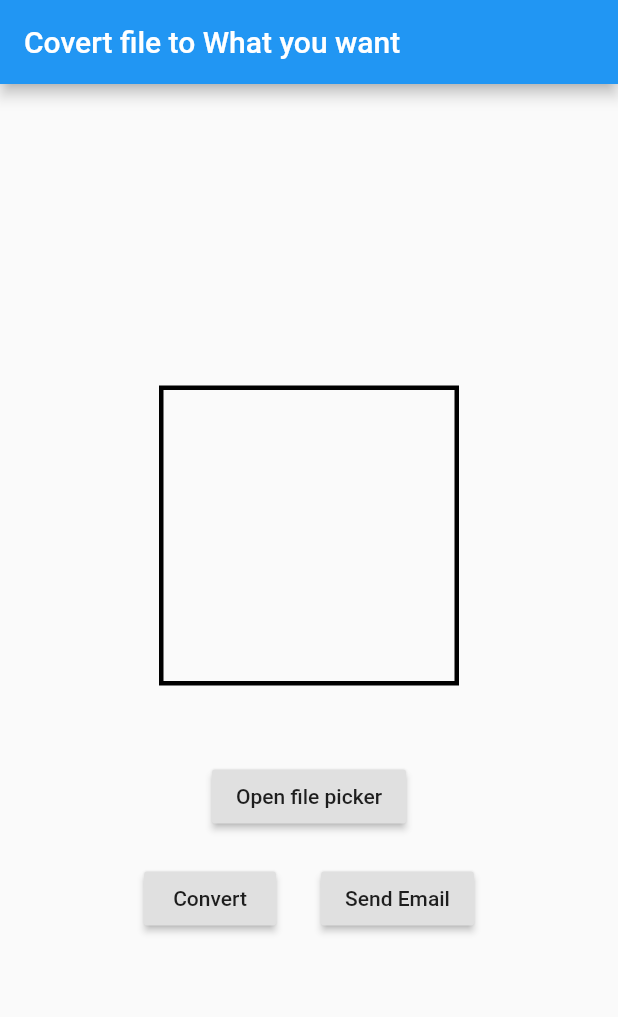
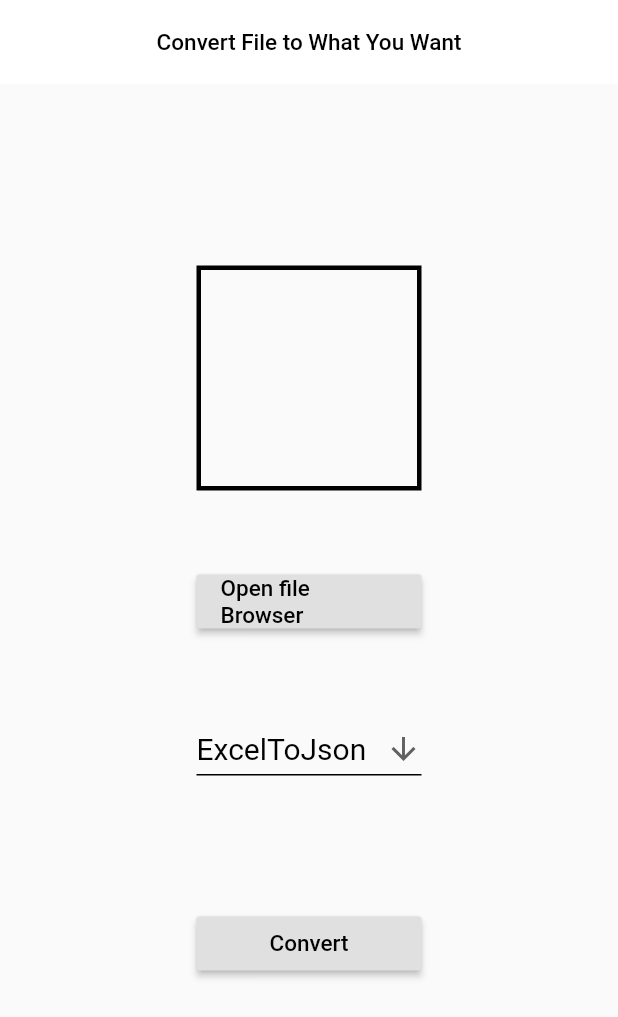
Before and after one commit to jgwng/convert_json_to_excel, a Flutter app: the screen it shows after launch, after a tap on "Convert", on a phone screen of 412 x 824 dp. Shown: the top 1017 px of the screen. Run offline on Flutter 3.47's test engine with Material 2 defaults, Android fonts, the phone set to English and light mode, and no system bars; our stand-ins replace file_picker; missing offline and left inert: excel, flutter_email_sender; Roboto replaces fonts that are missing (DoHyeon).

Commit message:
12/20 commit

```diff
--- /dev/null
+++ b/lib/constants/app_theme.dart
@@ -0,0 +1,9 @@
+import 'package:flutter/material.dart';
+
+class AppThemes {
+  AppThemes._();
+
+  static const TextTheme textTheme = TextTheme(
+    bodyText1: TextStyle(fontSize: 15.0, fontWeight: FontWeight.w500, fontFamily: "DoHyeon", color: Colors.black),
+  );
+}
--- a/lib/landing_page.dart
+++ b/lib/landing_page.dart
@@ -1,5 +1,5 @@
 import 'package:convertjsontoexcel/constants/size.dart';
-import 'package:convertjsontoexcel/screens/select_page.dart';
+import 'package:convertjsontoexcel/screens/convert_file_page.dart';
 import 'package:convertjsontoexcel/screens/intro_page.dart';
 import 'package:flutter/cupertino.dart';
 import 'package:flutter/material.dart';
@@ -20,7 +20,7 @@ class LandingPage extends StatelessWidget {
                 future: Future.delayed(Duration(seconds: 3),),
                 builder: (context, snapshot){
                   if(snapshot.connectionState == ConnectionState.done)
-                    return HomePage();
+                    return ConvertFile();
 
                   return IntroPage();
 
--- a/lib/main.dart
+++ b/lib/main.dart
@@ -1,6 +1,4 @@
 import 'package:convertjsontoexcel/landing_page.dart';
-import 'package:convertjsontoexcel/screens/select_page.dart';
-import 'package:convertjsontoexcel/screens/intro_page.dart';
 import 'package:flutter/gestures.dart';
 import 'package:flutter/material.dart';
 
--- a/lib/screens/convert_file_page.dart
+++ b/lib/screens/convert_file_page.dart
@@ -1,36 +1,39 @@
-import 'dart:convert';
-import 'dart:io';
 
+
+import 'package:convertjsontoexcel/constants/app_theme.dart';
 import 'package:convertjsontoexcel/utils/convert_file.dart';
 import 'package:convertjsontoexcel/utils/dialog.dart';
-import 'package:convertjsontoexcel/widget/alert_dialog.dart';
-import 'package:excel/excel.dart';
 import 'package:flutter/material.dart';
 
 import 'package:flutter/services.dart';
 import 'package:file_picker/file_picker.dart';
+import 'package:flutter_email_sender/flutter_email_sender.dart';
 import 'package:path_provider/path_provider.dart';
 
-class FilePickerDemo extends StatefulWidget {
+
+class ConvertFile extends StatefulWidget {
   @override
-  _FilePickerDemoState createState() => _FilePickerDemoState();
+  _ConvertFileState createState() => _ConvertFileState();
 }
 
-class _FilePickerDemoState extends State<FilePickerDemo> {
+class _ConvertFileState extends State<ConvertFile> {
   final GlobalKey<ScaffoldState> _scaffoldKey = GlobalKey<ScaffoldState>();
   List<PlatformFile> _paths;
   String _extension;
   bool _loadingPath = false;
   String newFileName= "";
+  int dropdownValue = 0;
   String fileDirectory;
   bool selectedFile = false;
   FileType _pickingType = FileType.any;
-  TextEditingController _controller = TextEditingController();
+  List<String> selectList = ['ExcelToJson',"JsonToExcel"];
+  List<String> extensionList = ['xlsx','json'];
+
 
   @override
   void initState() {
     super.initState();
-    _controller.addListener(() => _extension = _controller.text);
+
   }
 
   void _openFileExplorer() async {
@@ -53,28 +56,30 @@ class _FilePickerDemoState extends State<FilePickerDemo> {
     setState(() {
       _loadingPath = false;
       fileDirectory = _paths[0].path;
+      _extension = _paths[0].extension;
+      print(_extension);
       selectedFile = true;
     });
   }
 
   @override
   Widget build(BuildContext context) {
-    return MaterialApp(
-      home: Scaffold(
+    return Scaffold(
         key: _scaffoldKey,
         appBar: AppBar(
-          title: const Text('Covert file to What you want'),
+          title: Text('Convert File to What You Want',style: AppThemes.textTheme.bodyText1),
+          centerTitle: true,
+          elevation: 0,
+          backgroundColor: Colors.white,
         ),
         body: Center(
-            child: Padding(
-              padding: const EdgeInsets.symmetric(horizontal: 20),
-              child: SingleChildScrollView(
+            child: SingleChildScrollView(
                 child: Column(
                   mainAxisAlignment: MainAxisAlignment.center,
                   children: <Widget>[
                     Container(
-                      width: 200,
-                      height: 200,
+                      width: 150,
+                      height: 150,
                       decoration: BoxDecoration(
                         border: Border.all(
                           color: Colors.black,
@@ -83,43 +88,77 @@ class _FilePickerDemoState extends State<FilePickerDemo> {
                       ),
                       child: selectedFile ? Image.asset('assets/images/documents.png') : null,
                     ),
-                    Padding(
-                      padding: const EdgeInsets.only(top: 50.0, bottom: 20.0),
+                    SizedBox(height: 50,),
+                    Container(
+                      width: 150,
                       child: RaisedButton(
                         onPressed: () => _openFileExplorer(),
-                        child: Text("Open file picker"),
+                        child: Text("Open file Browser",style: AppThemes.textTheme.bodyText1,),
                       ),
                     ),
-                    Row(
-                      mainAxisAlignment: MainAxisAlignment.center,
-                    children: [
-                      RaisedButton(
+                    SizedBox(height: 50,),
+                    Container(
+                        height: 50.0,
+                        width: 150.0,
+                        child: DropdownButton(
+                          value: dropdownValue,
+                          icon: Icon(Icons.arrow_downward),
+                          iconSize: 24,
+                          elevation: 16,
+                          isExpanded: true,
+                          style: TextStyle(color: Colors.black, fontSize: 20.0),
+                          underline: Container(
+                            height: 1,
+                            color: Colors.black,
+                          ),
+                          onChanged: (newValue) {
+                            setState(() {
+                              dropdownValue = newValue;
+                              print(dropdownValue);
+                            });
+                          },
+                          items: <int>[0, 1]
+                              .map<DropdownMenuItem<int>>((int value) {
+                            return DropdownMenuItem<int>(
+                              value: value,
+                              child: Text(selectList[value]),
+                            );
+                          }).toList(),
+                        )
+                    ),
+                    SizedBox(height: 80,),
+                  Container(
+                    width: 150,
+                    child:RaisedButton(
                         onPressed: () async {
-                          print(fileDirectory);
-//                        print(_directoryPath);
-////                        print(_paths[0].path);
-                          newFileName = await fileNameDialog(context);
-                          if(newFileName != null){
-                            await excelToJson(newFileName,fileDirectory,_scaffoldKey);
-//                            await jsonToExcel(newFileName,fileDirectory,_scaffoldKey);
+                          if(fileDirectory == null){
+                            noFileDialog(context);
+
+                          }
+                          else{
+                            if(_extension != extensionList[dropdownValue])
+                            {
+                              errorDialog(context);
+                            }
+                            else{
+                              newFileName = await fileNameDialog(context);
+                              if(dropdownValue == 0){
+                                excelToJson(newFileName,fileDirectory,_scaffoldKey,context);
+                              }else{
+                                jsonToExcel(newFileName,fileDirectory,_scaffoldKey,context);
+                              }
+                            }
                           }
                         },
-                        child: Text("Convert"),
-                      ),
-                      SizedBox(width: 30,),
-                      RaisedButton(
-                        onPressed: (){
+                        child: Text("Convert",style: AppThemes.textTheme.bodyText1,)
+                    ),
+                  ),
+                    SizedBox(height: 50,),
 
-                        },
-                        child: Text("Send Email"),
-                      )
-                    ],
-                    ),
+
                   ],
                 ),
               ),
-            )),
-      ),
-    );
+            ));
   }
 }
--- a/lib/screens/intro_page.dart
+++ b/lib/screens/intro_page.dart
@@ -17,7 +17,7 @@ class _IntroPageState extends State<IntroPage>  with SingleTickerProviderStateMi
     return new Timer(duration,navigatorPage);
   }
   navigatorPage(){
-    Navigator.push(context, MaterialPageRoute(builder: (context) => FilePickerDemo()));
+    Navigator.push(context, MaterialPageRoute(builder: (context) => ConvertFile()));
   }
 
 
--- a/lib/screens/select_page.dart
+++ /dev/null
@@ -1,62 +0,0 @@
-import 'dart:async';
-
-import 'package:convertjsontoexcel/screens/convert_file_page.dart';
-import 'package:flutter/cupertino.dart';
-import 'package:flutter/material.dart';
-
-class HomePage extends StatefulWidget{
-  @override
-  _HomePageState createState() => _HomePageState();
-}
-
-class _HomePageState extends State<HomePage>  with SingleTickerProviderStateMixin {
-
-  @override
-  Widget build(BuildContext context) {
-
-    return Scaffold(
-      body: Center(
-        child: Column(
-          children: [
-            SizedBox(height: 150),
-            Text("Convert Files To What...",style: TextStyle(
-              color: Colors.black,fontSize: 26,fontFamily:"DoHyeon",fontWeight: FontWeight.w500
-            ),),
-            SizedBox(height : 100),
-            Container(
-              width: 250,
-              height: 80,
-              child: RaisedButton(
-                shape: RoundedRectangleBorder(
-                    borderRadius: BorderRadius.circular(18.0),
-                    side: BorderSide(color: Colors.black)),
-                onPressed: () {
-                  Navigator.push(context, MaterialPageRoute(builder: (context) => FilePickerDemo()));
-                },
-                color: Colors.black,
-                textColor: Colors.white,
-                child: Text("Convert Json to Excel File".toUpperCase(),
-                    style: TextStyle(fontSize: 14)),
-              ),
-            ),
-            SizedBox(height : 100),
-            Container(
-              width: 250,
-              height: 80,
-              child: RaisedButton(
-                shape: RoundedRectangleBorder(
-                    borderRadius: BorderRadius.circular(18.0),
-                    side: BorderSide(color: Colors.black)),
-                onPressed: () {},
-                color: Colors.black,
-                textColor: Colors.white,
-                child: Text("Convert Excel to Json File".toUpperCase(),
-                    style: TextStyle(fontSize: 14)),
-              ),
-            ),
-          ],
-        ),
-      ),
-    );
-  }
-}
--- a/pubspec.yaml
+++ b/pubspec.yaml
@@ -28,6 +28,7 @@ dependencies:
 
   file_picker: ^2.1.0
   excel: ^1.1.5
+  flutter_email_sender: ^4.0.0
   # The following adds the Cupertino Icons font to your application.
   # Use with the CupertinoIcons class for iOS style icons.
   cupertino_icons: ^1.0.0
```
Also changed, not shown: lib/utils/convert_file.dart (+6 -9 lines), lib/widget/error_dialog.dart (added, +19 -0 lines), lib/widget/file_name_dialog.dart (renamed from lib/widget/alert_dialog.dart, +3 -4 lines), lib/widget/no_file_dialog.dart (added, +19 -0 lines), lib/widget/send_email_dialog.dart (added, +46 -0 lines), pubspec.lock.
